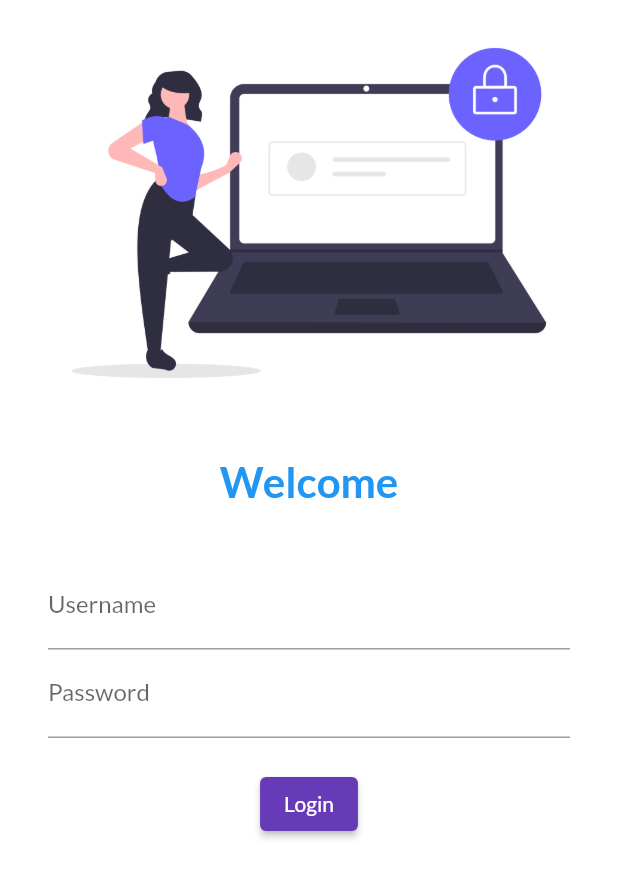
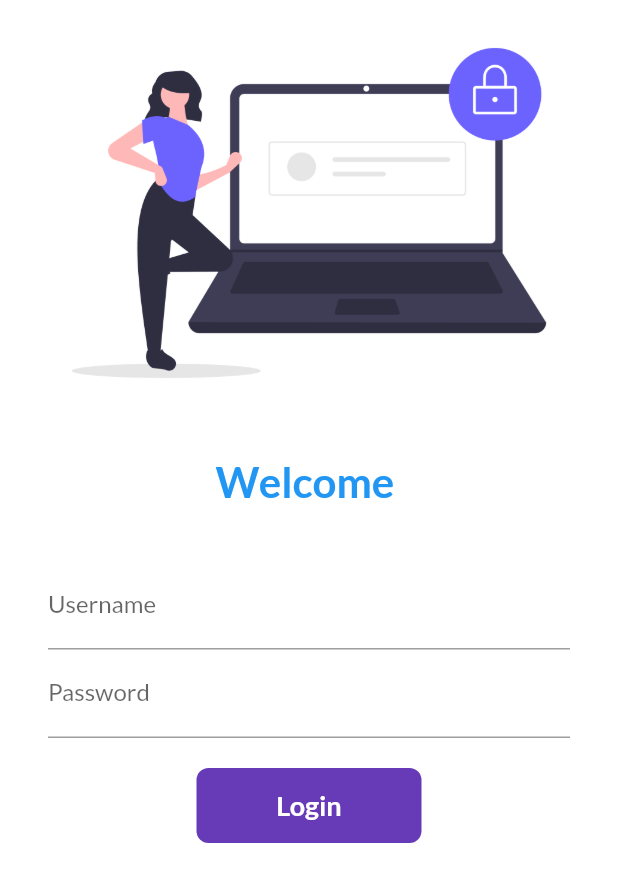
Before and after one commit to deepanshutomarr/Catalog-App, a Flutter app: the screen it shows after launch, on a phone screen of 412 x 824 dp. Shown: the top 882 px of the screen. Run offline on Flutter 3.47's test engine with Material 2 defaults, Android fonts, the phone set to English and light mode, and no system bars; our stand-ins replace google_fonts.

Commit message:
Day 6 completed

```diff
--- a/lib/pages/login_page.dart
+++ b/lib/pages/login_page.dart
@@ -1,7 +1,18 @@
 import 'package:flutter/material.dart';
 import 'package:flutter_demo/uitls/routes.dart';
 
-class loginPage extends StatelessWidget {
+class loginPage extends StatefulWidget {
+  @override
+  _loginPageState createState() => _loginPageState();
+}
+
+class _loginPageState extends State<loginPage> {
+  // we use _ to decalre a class private.
+
+  String name = "";
+
+  bool changeButtonn = false;
+
   @override
   Widget build(BuildContext context) {
     return Material(
@@ -17,8 +28,8 @@ class loginPage extends StatelessWidget {
             const SizedBox(
               height: 20.0,
             ),
-            const Text(
-              "Welcome",
+            Text(
+              "Welcome $name",
               style: TextStyle(
                 fontSize: 28,
                 color: Colors.blue,
@@ -38,6 +49,10 @@ class loginPage extends StatelessWidget {
                       hintText: "Enter Username",
                       labelText: "Username",
                     ),
+                    onChanged: (value) {
+                      name = value;
+                      setState(() {});
+                    },
                   ),
                   TextFormField(
                     obscureText: true,
@@ -46,18 +61,59 @@ class loginPage extends StatelessWidget {
                       labelText: "Password",
                     ),
                   ),
-                  const SizedBox(
+                  SizedBox(
                     height: 20.0,
                   ),
-                  ElevatedButton(
-                    child: Text("Login"),
-                    style: TextButton.styleFrom(maximumSize: Size(150, 40)),
-                    onPressed: () {
+
+                  InkWell(
+                    onTap: () async {
+                      setState(() {
+                        changeButtonn = true;
+                      });
+
+                      await Future.delayed(Duration(seconds: 1));
+
                       Navigator.pushNamed(context, MyRoutes.homeRoute);
+                    },
+                    child: AnimatedContainer(
+                      duration: Duration(seconds: 1),
+                      width: changeButtonn ? 50 : 150,
+                      height: 50,
+                      // color: Colors.deepPurple,
+                      alignment: Alignment.center,
+                      child: changeButtonn
+                          ? Icon(
+                              Icons.done,
+                              color: Colors.white,
+                            )
+                          : Text(
+                              "Login",
+                              style: TextStyle(
+                                color: Colors.white,
+                                fontWeight: FontWeight.bold,
+                                fontSize: 18,
+                              ),
+                            ),
+                      decoration: BoxDecoration(
+                        color: Colors.deepPurple,
+                        // shape: changeButtonn
+                        //     ? BoxShape.circle
+                        //     : BoxShape.rectangle,
+                        borderRadius:
+                            BorderRadius.circular(changeButtonn ? 50 : 8),
+                      ),
+                    ),
+                  ),
 
-                      // print("Nice to see You");
-                    },
-                  )
+                  // ElevatedButton(
+                  //   child: Text("Login"),
+                  //   style: TextButton.styleFrom(maximumSize: Size(150, 40)),
+                  //   onPressed: () {
+                  // Navigator.pushNamed(context, MyRoutes.homeRoute);
+
+                  //     // print("Nice to see You");
+                  //   },
+                  // )
                 ],
               ),
             ),
```
Also changed, not shown: lib/main.dart (line endings or trailing spaces).
